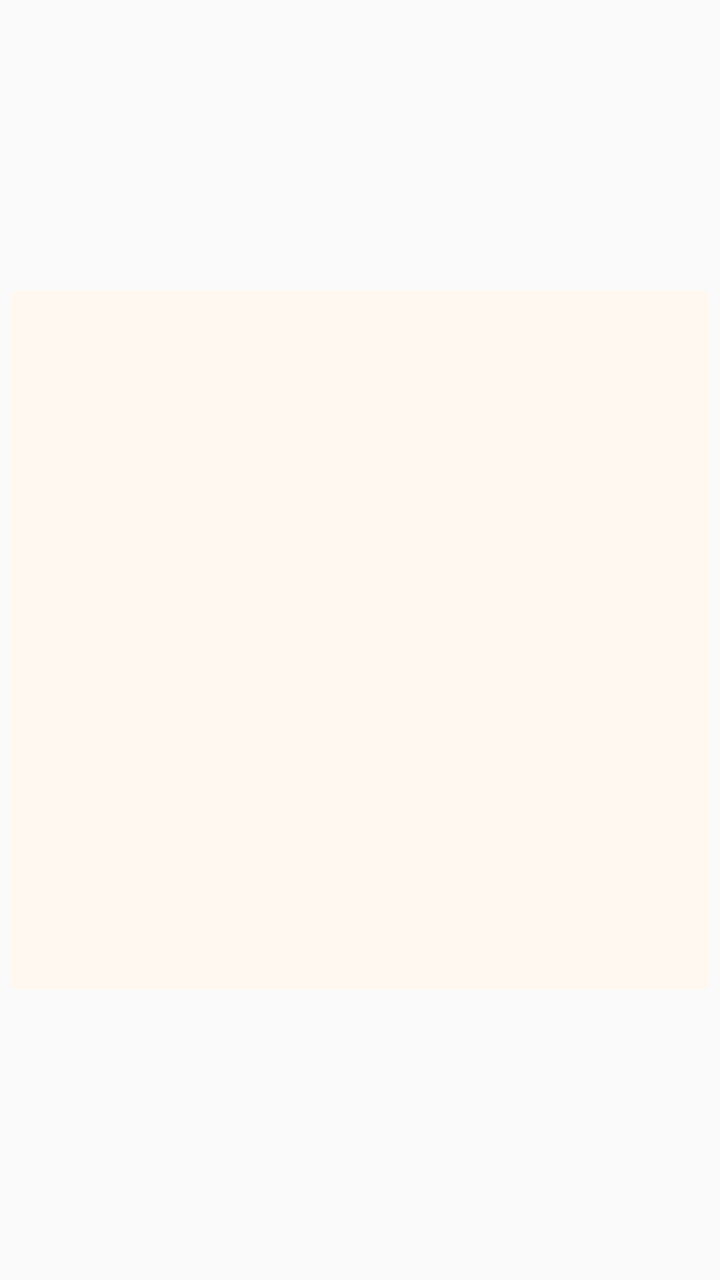
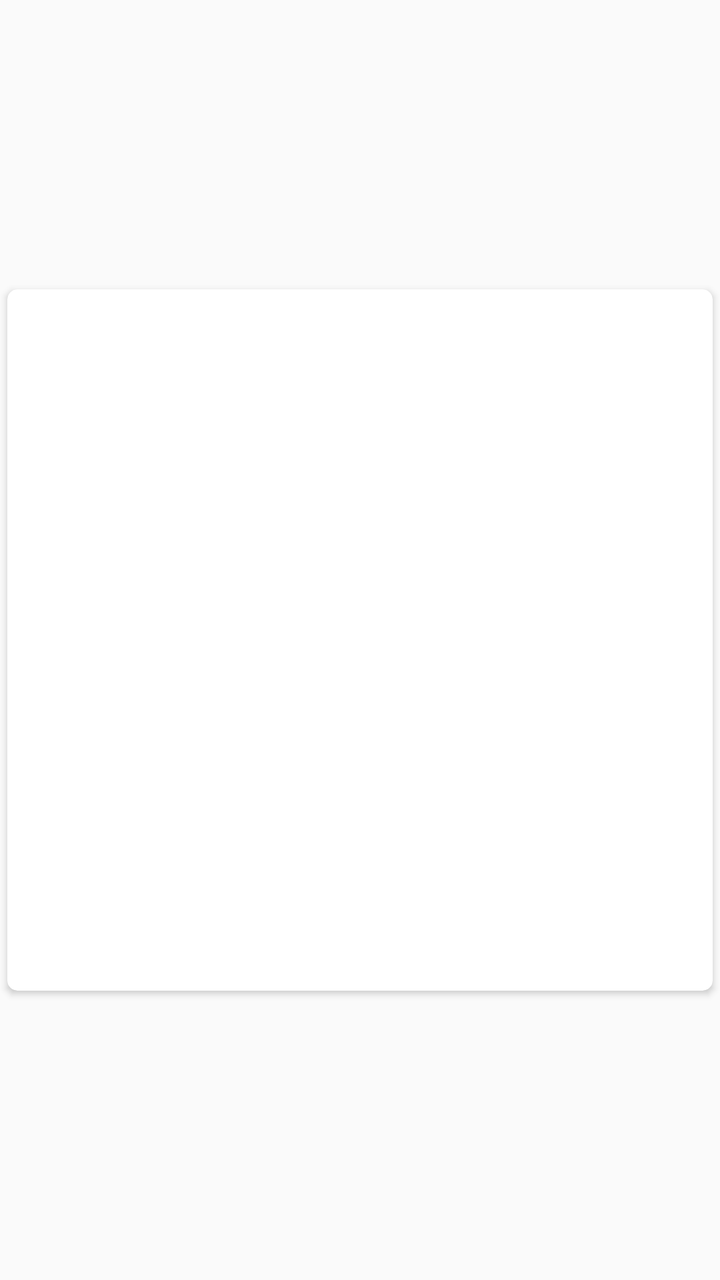

Before-and-after screenshots of an Android layout around one commit, followed by the original layout XML and the change that was made.
<!-- AndroidManifest.xml: application theme AppTheme -->
<!-- res/layout/server_image_row_layout.xml -->
<?xml version="1.0" encoding="utf-8"?>
<androidx.constraintlayout.widget.ConstraintLayout xmlns:android="http://schemas.android.com/apk/res/android"
    android:layout_width="match_parent"
    android:layout_height="wrap_content"
    xmlns:app="http://schemas.android.com/apk/res-auto"
    android:layout_gravity="center_horizontal"
    android:orientation="horizontal"
    android:padding="5dp">

    <ImageButton
        android:id="@+id/image_view"
        app:layout_constraintLeft_toLeftOf="parent"
        app:layout_constraintRight_toRightOf="parent"
        app:layout_constraintTop_toTopOf="parent"
        app:layout_constraintBottom_toBottomOf="parent"
        app:layout_constraintDimensionRatio="1:1"
        android:layout_width="0dp"
        android:layout_height="0dp"
        android:background="@drawable/shape_rounded_corner"
        android:backgroundTint="@color/sandal"
        android:scaleType="centerCrop"
        android:padding="0dp" />

</androidx.constraintlayout.widget.ConstraintLayout>
<!-- resources referenced by this layout -->
<resources>
  <color name="sandal">#FFF8F0</color>
  <!-- drawable shape_rounded_corner (drawable) -->
  <?xml version="1.0" encoding="utf-8"?>
  <shape xmlns:android="http://schemas.android.com/apk/res/android"
      android:shape="rectangle">
      <solid android:color="#fff" />
      <corners android:radius="5dp" />
  </shape>
  <style name="AppTheme" parent="Theme.AppCompat.Light.NoActionBar">
          <item name="colorPrimary">@color/colorPrimary</item>
          <item name="colorPrimaryDark">@color/colorPrimaryDark</item>
          <item name="colorAccent">@color/colorAccent</item>
          <item name="android:layoutDirection">ltr</item>
      </style>
  <color name="colorPrimary">#FFFF</color>
  <color name="colorPrimaryDark">#CCCC</color>
  <color name="colorAccent">#FFBF00</color>
</resources>

<!-- the commit's change to res/layout/server_image_row_layout.xml (unified diff, before → after) -->
@@ -1,24 +1,29 @@
 <?xml version="1.0" encoding="utf-8"?>
 <androidx.constraintlayout.widget.ConstraintLayout xmlns:android="http://schemas.android.com/apk/res/android"
+    xmlns:app="http://schemas.android.com/apk/res-auto"
     android:layout_width="match_parent"
     android:layout_height="wrap_content"
-    xmlns:app="http://schemas.android.com/apk/res-auto"
     android:layout_gravity="center_horizontal"
-    android:orientation="horizontal"
-    android:padding="5dp">
+    android:orientation="horizontal">
 
-    <ImageButton
-        android:id="@+id/image_view"
+    <androidx.cardview.widget.CardView
+        android:layout_width="0dp"
+        android:layout_height="0dp"
+        app:cardCornerRadius="5dp"
+        app:cardElevation="2dp"
+        app:cardUseCompatPadding="true"
+        app:layout_constraintBottom_toBottomOf="parent"
+        app:layout_constraintDimensionRatio="1:1"
         app:layout_constraintLeft_toLeftOf="parent"
         app:layout_constraintRight_toRightOf="parent"
-        app:layout_constraintTop_toTopOf="parent"
-        app:layout_constraintBottom_toBottomOf="parent"
-        app:layout_constraintDimensionRatio="1:1"
-        android:layout_width="0dp"
-        android:layout_height="0dp"
-        android:background="@drawable/shape_rounded_corner"
-        android:backgroundTint="@color/sandal"
-        android:scaleType="centerCrop"
-        android:padding="0dp" />
+        app:layout_constraintTop_toTopOf="parent">
 
+        <ImageView
+            android:id="@+id/image_view"
+            android:layout_width="match_parent"
+            android:layout_height="match_parent"
+            android:foreground="?android:attr/selectableItemBackground"
+            android:scaleType="centerCrop" />
+
+    </androidx.cardview.widget.CardView>
 </androidx.constraintlayout.widget.ConstraintLayout>
<!-- resource entries referenced after the edit -->
@@ -1,21 +1,25 @@
 <!-- resources referenced by this layout -->
 <resources>
-  <color name="sandal">#FFF8F0</color>
-  <!-- drawable shape_rounded_corner (drawable) -->
-  <?xml version="1.0" encoding="utf-8"?>
-  <shape xmlns:android="http://schemas.android.com/apk/res/android"
-      android:shape="rectangle">
-      <solid android:color="#fff" />
-      <corners android:radius="5dp" />
-  </shape>
   <style name="AppTheme" parent="Theme.AppCompat.Light.NoActionBar">
           <item name="colorPrimary">@color/colorPrimary</item>
           <item name="colorPrimaryDark">@color/colorPrimaryDark</item>
           <item name="colorAccent">@color/colorAccent</item>
           <item name="android:layoutDirection">ltr</item>
+          <item name="android:homeAsUpIndicator">@drawable/icon_ham_vector</item>
       </style>
   <color name="colorPrimary">#FFFF</color>
   <color name="colorPrimaryDark">#CCCC</color>
   <color name="colorAccent">#FFBF00</color>
+  <!-- drawable icon_ham_vector (drawable) -->
+  <vector xmlns:android="http://schemas.android.com/apk/res/android"
+      android:width="24dp"
+      android:height="24dp"
+      android:viewportWidth="24"
+      android:viewportHeight="24"
+      android:tint="@color/colorAccent">
+      <path
+          android:fillColor="@android:color/white"
+          android:pathData="M3,18h18v-2L3,16v2zM3,13h18v-2L3,11v2zM3,6v2h18L21,6L3,6z" />
+  </vector>
 </resources>
 
